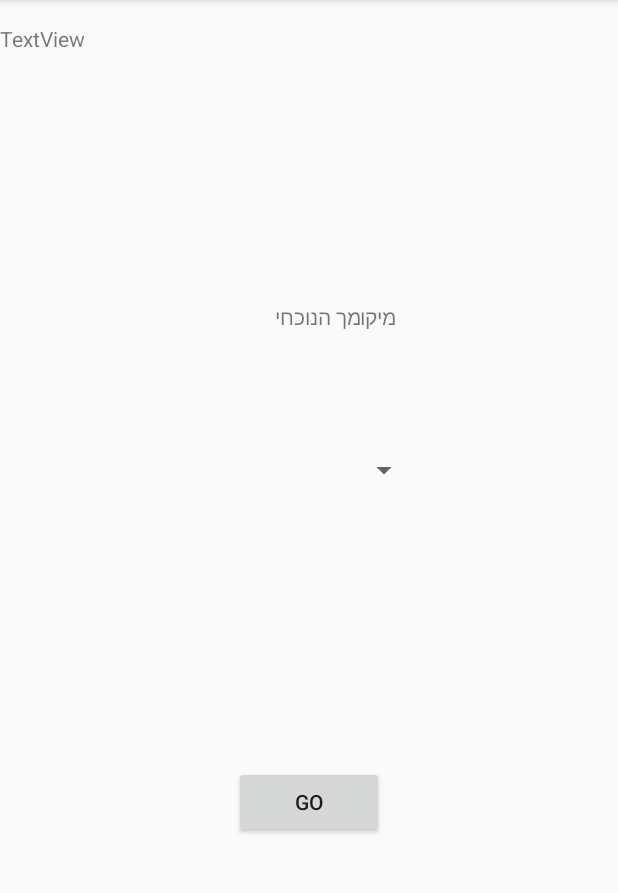
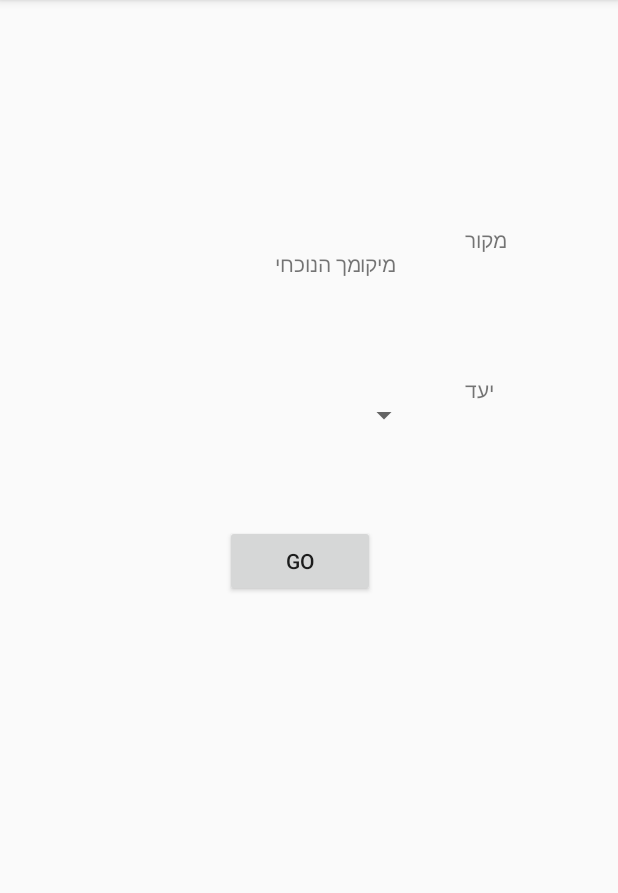
Before and after one commit to NoamCohen1/Shuttland, an Android app: the screen it shows after launch (NavigationActivity), after a tap on "NAVIGATION", on a phone screen of 412 x 824 dp, the part 84-977 px from its top. Run offline under Robolectric (Android 15) with nearby library versions, the phone set to English and light mode, and no system bars; our stand-ins replace Firebase (no records; nobody signed in at launch, a user with empty details on screens opened directly); 3 statements that could not run were skipped.

Commit message:
yaara push

```diff
--- a/app/src/main/AndroidManifest.xml
+++ b/app/src/main/AndroidManifest.xml
@@ -18,7 +18,8 @@
         android:roundIcon="@mipmap/ic_launcher_round"
         android:supportsRtl="true"
         android:theme="@style/AppTheme">
-        <activity android:name=".NavigationActivity"></activity>
+        <activity android:name=".RouteActivity"></activity>
+        <activity android:name=".NavigationActivity" />
         <activity android:name=".MapsActivity" />
         <!--
              The API key for Google Maps-based APIs is defined as a string resource.
--- a/app/src/main/java/com/example/shuttland/NavigationActivity.java
+++ b/app/src/main/java/com/example/shuttland/NavigationActivity.java
@@ -16,6 +16,7 @@ import android.util.Log;
 import android.view.View;
 import android.widget.AdapterView;
 import android.widget.ArrayAdapter;
+import android.widget.Button;
 import android.widget.Spinner;
 import android.widget.Toast;
 
@@ -44,8 +45,6 @@ import com.google.firebase.database.ValueEventListener;
 public class NavigationActivity extends AppCompatActivity {
     DatabaseReference myRef;
     private NavigationModel model;
-    int PERMISSION_ID = 44;
-    FusedLocationProviderClient mFusedLocationClient;
     Location userLocation = new Location("user");
     int selectedBuilding;
 
@@ -55,8 +54,14 @@ public class NavigationActivity extends AppCompatActivity {
         super.onCreate(savedInstanceState);
         setContentView(R.layout.activity_navigation);
 
-        mFusedLocationClient = LocationServices.getFusedLocationProviderClient(this);
-        Spinner staticSpinner = (Spinner) findViewById(R.id.static_spinner);
+        Button goButton = (Button) findViewById(R.id.nearStation);
+        goButton.setOnClickListener(new View.OnClickListener() {
+            @Override
+            public void onClick(View v) {
+                openRootActivity();
+            }
+        });
+        Spinner staticSpinner = (Spinner) findViewById(R.id.target);
 
         // Create an ArrayAdapter using the string array and a default spinner
         ArrayAdapter<CharSequence> staticAdapter = ArrayAdapter
@@ -99,6 +104,7 @@ public class NavigationActivity extends AppCompatActivity {
         loc.setLongitude(34.844318799999996);
         userLocation=getUserLocation();
         int ans=this.model.findNearestShuttle(loc);
+
         int o=9;
     }
 
@@ -185,7 +191,15 @@ public class NavigationActivity extends AppCompatActivity {
             }
         });
     }
-
+    public void openRootActivity() {
+        Intent intent = new Intent(this, RouteActivity.class);
+        Bundle bundle = new Bundle();
+        bundle.putDouble("lat",userLocation.getLatitude());
+        bundle.putDouble("lon",userLocation.getLongitude());
+        bundle.putInt("numBuilding",selectedBuilding);
+        intent.putExtras(bundle);
+        startActivity(intent);
+    }
 
 
 
--- a/app/src/main/res/layout/activity_navigation.xml
+++ b/app/src/main/res/layout/activity_navigation.xml
@@ -1,6 +1,5 @@
 <?xml version="1.0" encoding="utf-8"?>
-<androidx.appcompat.widget.LinearLayoutCompat xmlns:android="http://schemas.android.com/apk/res/android"
-    xmlns:app="http://schemas.android.com/apk/res-auto"
+<RelativeLayout xmlns:android="http://schemas.android.com/apk/res/android"
     xmlns:tools="http://schemas.android.com/tools"
     android:layout_width="fill_parent"
     android:layout_height="fill_parent"
@@ -8,32 +7,45 @@
     tools:context=".NavigationActivity">
 
     <TextView
-        android:id="@+id/textView2"
-        android:layout_marginTop="@dimen/activity_horizontal_margin"
+        android:id="@+id/sourceText"
+        android:layout_toRightOf="@id/source"
+        android:layout_marginLeft="30dp"
+        android:layout_marginTop="150dp"
         android:layout_width="wrap_content"
         android:layout_height="wrap_content"
-        android:text="TextView" />
+        android:text="מקור" />
 
     <TextView
-        android:id="@+id/textView"
+        android:id="@+id/source"
         android:layout_width="280dp"
         android:layout_height="wrap_content"
         android:layout_marginTop="150dp"
         android:padding="@dimen/activity_horizontal_margin"
         android:text="מיקומך הנוכחי" />
 
+    <TextView
+        android:id="@+id/targetText"
+        android:layout_toRightOf="@id/target"
+        android:layout_marginLeft="30dp"
+        android:layout_marginTop="250dp"
+        android:layout_width="wrap_content"
+        android:layout_height="wrap_content"
+        android:text="יעד" />
+
+
     <Spinner
-        android:id="@+id/static_spinner"
+        android:id="@+id/target"
         android:layout_height="wrap_content"
         android:padding="@dimen/activity_horizontal_margin"
         android:layout_width="280dp"
         android:layout_marginBottom="20dp"
-        android:layout_marginTop="50dp" />
+        android:layout_marginTop="250dp" />
 
     <Button
-        android:id="@+id/button"
+        android:id="@+id/goButton"
         android:width="100dp"
-        android:layout_marginTop="150dp"
+        android:layout_marginTop="350dp"
+        android:layout_marginLeft="150dp"
         android:layout_width="wrap_content"
         android:layout_gravity="center"
         android:layout_height="wrap_content"
@@ -42,4 +54,4 @@
 
 
 
-</androidx.appcompat.widget.LinearLayoutCompat>
+</RelativeLayout>
--- a/app/src/main/res/values/strings.xml
+++ b/app/src/main/res/values/strings.xml
@@ -9,4 +9,4 @@
         <item>216</item>
         <item>501</item>
     </string-array>
-    </resources>
+</resources>
```
Also changed, not shown: app/src/main/java/com/example/shuttland/RouteActivity.java (added, +23 -0 lines), app/src/main/res/layout/activity_main.xml (+4 -4 lines), app/src/main/res/layout/activity_route.xml (added, +9 -0 lines), app/build.gradle (line endings or trailing spaces).
